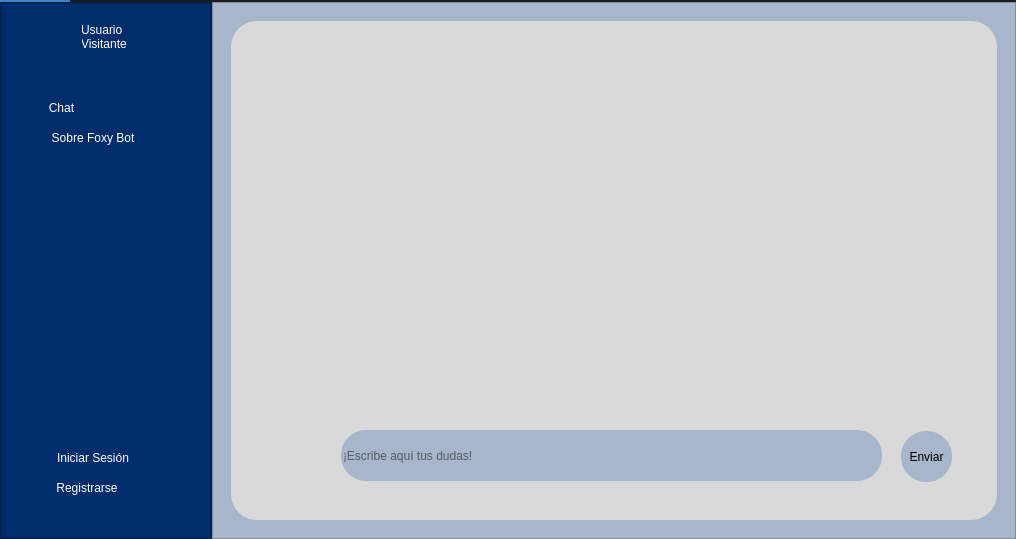
Before: the Qt Designer form ventanas/VentanaVisitante.ui in Lomeli89/FoxyBotApp1.0, drawn with Qt 5.
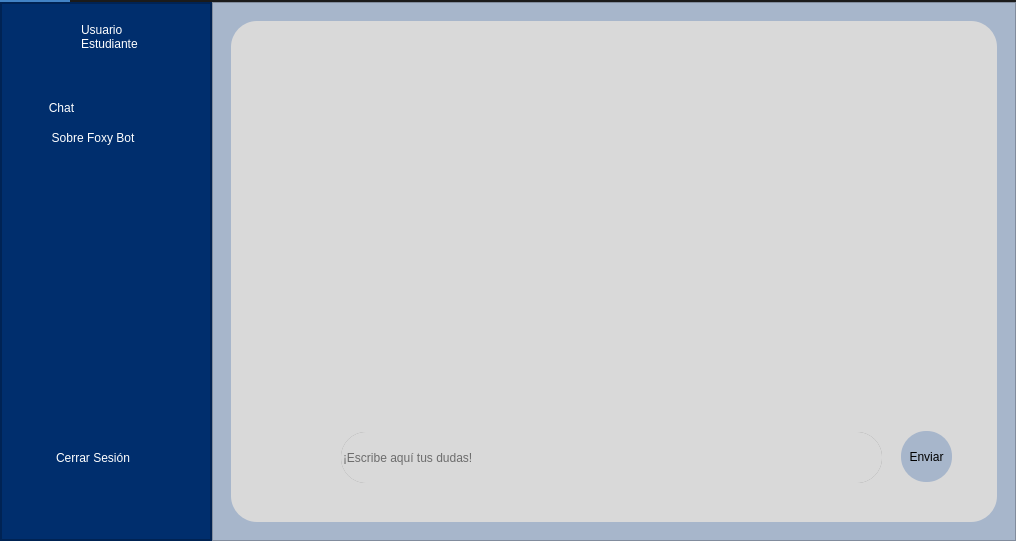
After: the same form once the commit is applied. Icons and pictures are not drawn.

The edit to the form file:
```diff
--- a/ventanas/VentanaVisitante.ui
+++ b/ventanas/VentanaVisitante.ui
@@ -7,7 +7,7 @@
     <x>0</x>
     <y>0</y>
     <width>1016</width>
-    <height>539</height>
+    <height>541</height>
    </rect>
   </property>
   <property name="minimumSize">
@@ -269,7 +269,7 @@
 background-color: transparent;</string>
              </property>
              <property name="text">
-              <string>Visitante</string>
+              <string>Estudiante</string>
              </property>
             </widget>
             <widget class="QPushButton" name="btn_iniciarSesion">
@@ -311,52 +311,7 @@
 </string>
              </property>
              <property name="text">
-              <string>Iniciar Sesión</string>
-             </property>
-             <property name="flat">
-              <bool>false</bool>
-             </property>
-            </widget>
-            <widget class="QPushButton" name="btn_registro">
-             <property name="geometry">
-              <rect>
-               <x>30</x>
-               <y>470</y>
-               <width>171</width>
-               <height>30</height>
-              </rect>
-             </property>
-             <property name="minimumSize">
-              <size>
-               <width>0</width>
-               <height>30</height>
-              </size>
-             </property>
-             <property name="cursor">
-              <cursorShape>PointingHandCursor</cursorShape>
-             </property>
-             <property name="styleSheet">
-              <string notr="true">QPushButton {
-	font: 9pt &quot;Calibri&quot;;
-	color: rgb(255, 255, 255);
-	padding-left:-59px;
-	background-color: rgb(0, 46, 109);
-	border: 0px solid;
-	border-radius:15px;
-}
-QPushButton:hover {
-	background-color: rgb(93, 129, 163);
-}
-
-
-	
-	
-	
-	
-</string>
-             </property>
-             <property name="text">
-              <string>Registrarse</string>
+              <string>Cerrar Sesión</string>
              </property>
              <property name="flat">
               <bool>false</bool>
@@ -458,7 +413,7 @@
              <number>0</number>
             </property>
             <widget class="QWidget" name="page_1">
-             <layout class="QVBoxLayout" name="verticalLayout_7">
+             <layout class="QHBoxLayout" name="horizontalLayout_3">
               <item>
                <widget class="QFrame" name="frame">
                 <property name="styleSheet">
@@ -498,32 +453,6 @@
                  <property name="frameShadow">
                   <enum>QFrame::Raised</enum>
                  </property>
-                 <widget class="QLineEdit" name="lineEdit">
-                  <property name="geometry">
-                   <rect>
-                    <x>100</x>
-                    <y>9</y>
-                    <width>541</width>
-                    <height>51</height>
-                   </rect>
-                  </property>
-                  <property name="styleSheet">
-                   <string notr="true">QLineEdit{
-	
-	
-	
-	
-	background-color: rgb(167, 182, 203);
-	padding-top:1px;
-	border-radius:25px;
-	
-	border-color: rgb(0, 46, 109);
-}</string>
-                  </property>
-                  <property name="placeholderText">
-                   <string>¡Escribe aquí tus dudas!</string>
-                  </property>
-                 </widget>
                  <widget class="QPushButton" name="pushButton">
                   <property name="geometry">
                    <rect>
@@ -556,9 +485,9 @@
                   <property name="geometry">
                    <rect>
                     <x>20</x>
-                    <y>10</y>
+                    <y>0</y>
                     <width>61</width>
-                    <height>51</height>
+                    <height>61</height>
                    </rect>
                   </property>
                   <property name="contextMenuPolicy">
@@ -576,7 +505,70 @@
                   <property name="scaledContents">
                    <bool>true</bool>
                   </property>
+                  <property name="wordWrap">
+                   <bool>true</bool>
+                  </property>
                  </widget>
+                 <widget class="QFrame" name="frame_4">
+                  <property name="geometry">
+                   <rect>
+                    <x>100</x>
+                    <y>11</y>
+                    <width>541</width>
+                    <height>51</height>
+                   </rect>
+                  </property>
+                  <property name="styleSheet">
+                   <string notr="true">QFrame{
+	
+	
+	
+	
+	
+	
+	background-color: rgb(148, 148, 148);
+	padding-top:1px;
+	border-radius:25px;
+	
+	border-color: rgb(0, 46, 109);
+}</string>
+                  </property>
+                  <property name="frameShape">
+                   <enum>QFrame::StyledPanel</enum>
+                  </property>
+                  <property name="frameShadow">
+                   <enum>QFrame::Raised</enum>
+                  </property>
+                  <widget class="QLineEdit" name="lineEdit">
+                   <property name="geometry">
+                    <rect>
+                     <x>0</x>
+                     <y>0</y>
+                     <width>541</width>
+                     <height>51</height>
+                    </rect>
+                   </property>
+                   <property name="styleSheet">
+                    <string notr="true">QLineEdit{
+	
+	
+	
+	
+	background-color: rgb(217, 217, 217);
+	padding-top:1px;
+	border-radius:25px;
+	
+	border-color: rgb(0, 46, 109);
+}</string>
+                   </property>
+                   <property name="placeholderText">
+                    <string>¡Escribe aquí tus dudas!</string>
+                   </property>
+                  </widget>
+                 </widget>
+                 <zorder>frame_4</zorder>
+                 <zorder>pushButton</zorder>
+                 <zorder>label_5</zorder>
                 </widget>
                 <widget class="QTextEdit" name="output_chat_text">
                  <property name="geometry">
```
Left out of the diff: 40 changed lines with no effect on the pictures.
